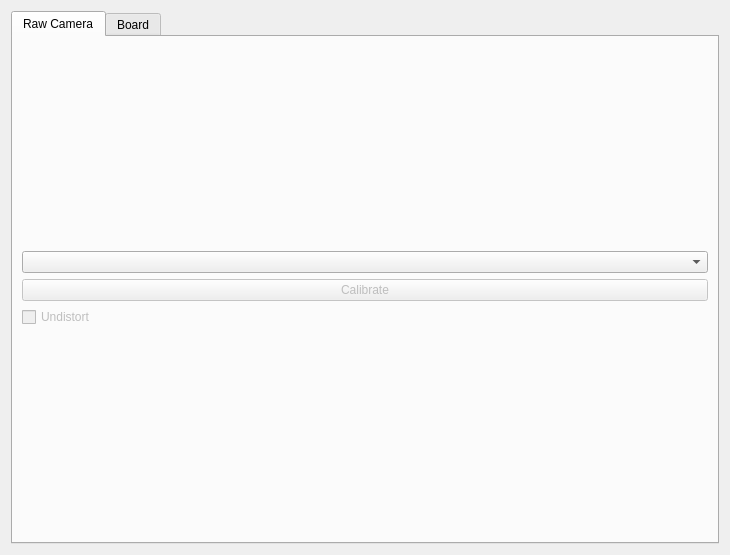
Qt form src/aiBoardGame/view/ui/mainWindow.ui (Menta25/AI-boardgame) before a commit.
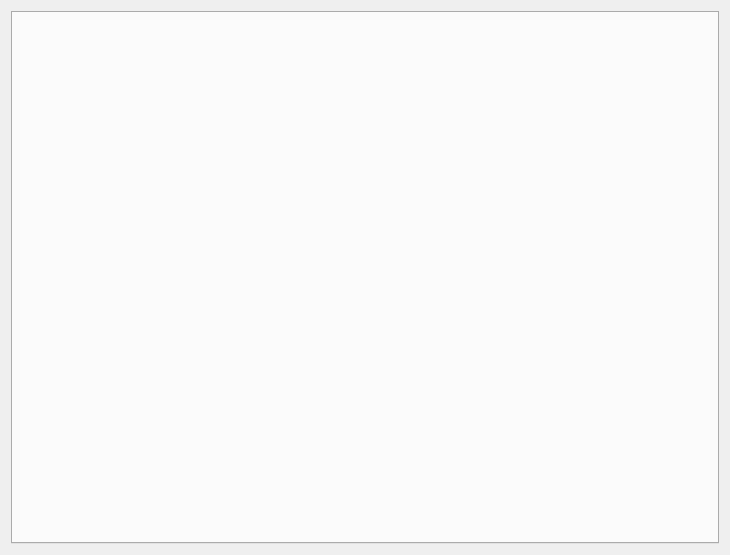
The same form after that commit.

Commit message: Feature: Display board on GUI

The edit to the form file:
```diff
--- a/src/aiBoardGame/view/ui/mainWindow.ui
+++ b/src/aiBoardGame/view/ui/mainWindow.ui
@@ -19,86 +19,6 @@
      <property name="currentIndex">
       <number>0</number>
      </property>
-     <widget class="QWidget" name="rawCameraTab">
-      <attribute name="title">
-       <string>Raw Camera</string>
-      </attribute>
-      <layout class="QGridLayout" name="rawCameraTabLayout">
-       <item row="0" column="0">
-        <layout class="QVBoxLayout" name="rawCameraVerticalLayout" stretch="0,0,0">
-         <item>
-          <widget class="QComboBox" name="cameraInputsComboBox">
-           <property name="currentText">
-            <string/>
-           </property>
-           <property name="currentIndex">
-            <number>-1</number>
-           </property>
-          </widget>
-         </item>
-         <item>
-          <widget class="QPushButton" name="calibrateButton">
-           <property name="enabled">
-            <bool>false</bool>
-           </property>
-           <property name="text">
-            <string>Calibrate</string>
-           </property>
-          </widget>
-         </item>
-         <item>
-          <widget class="QCheckBox" name="undistortCheckBox">
-           <property name="enabled">
-            <bool>false</bool>
-           </property>
-           <property name="text">
-            <string>Undistort</string>
-           </property>
-          </widget>
-         </item>
-        </layout>
-       </item>
-      </layout>
-     </widget>
-     <widget class="QWidget" name="boardTab">
-      <attribute name="title">
-       <string>Board</string>
-      </attribute>
-      <layout class="QGridLayout" name="boardTabLayout">
-       <item row="1" column="0">
-        <layout class="QHBoxLayout" name="horizontalLayout" stretch="1,2">
-         <item>
-          <layout class="QVBoxLayout" name="verticalLayout">
-           <item alignment="Qt::AlignTop">
-            <widget class="QGraphicsView" name="graphicsView">
-             <property name="enabled">
-              <bool>false</bool>
-             </property>
-            </widget>
-           </item>
-           <item>
-            <widget class="QCheckBox" name="circlePiecesCheckBox">
-             <property name="enabled">
-              <bool>false</bool>
-             </property>
-             <property name="text">
-              <string>Circle pieces</string>
-             </property>
-            </widget>
-           </item>
-          </layout>
-         </item>
-         <item>
-          <widget class="QGraphicsView" name="graphicsView_2">
-           <property name="enabled">
-            <bool>false</bool>
-           </property>
-          </widget>
-         </item>
-        </layout>
-       </item>
-      </layout>
-     </widget>
     </widget>
    </item>
   </layout>
```
Left out of the diff: 2 changed lines with no effect on the pictures. The commit also changes 14 other files.
